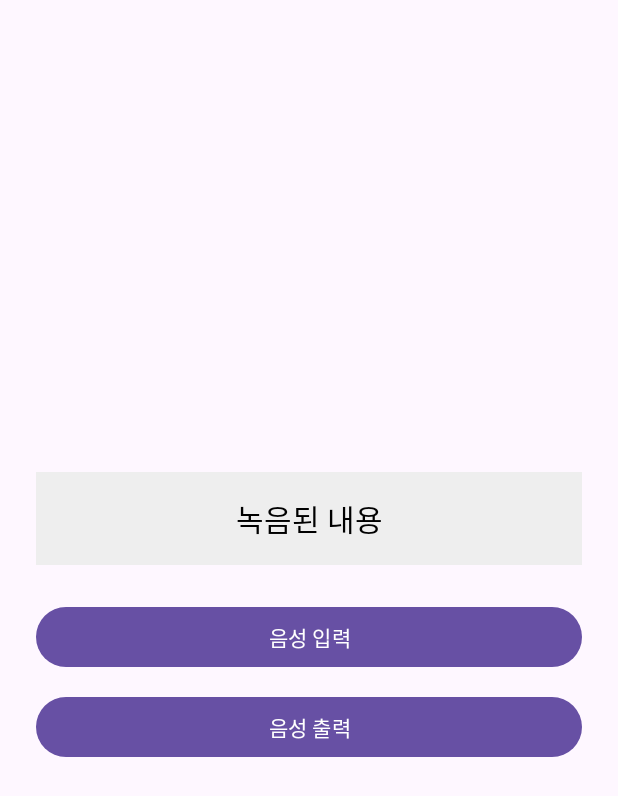
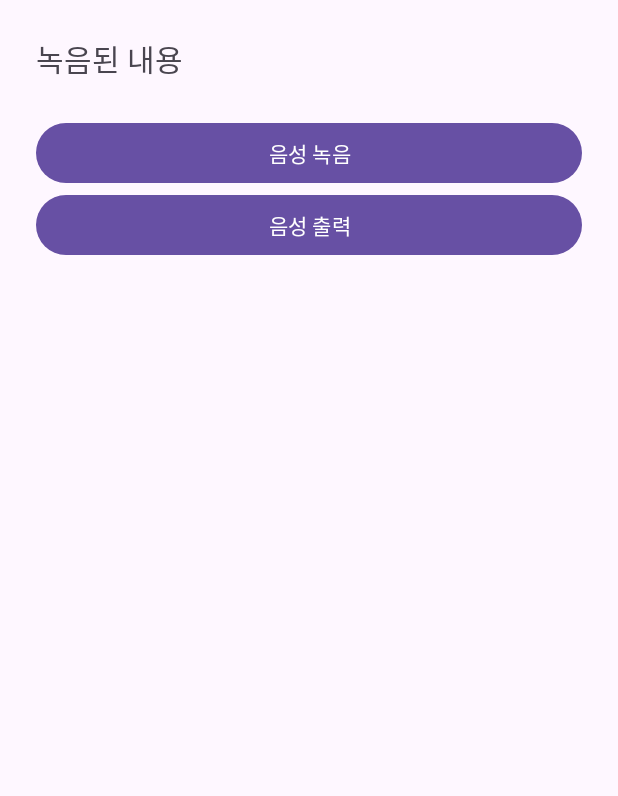
Before and after one commit to LeeJH104/AI-Eyes-Capstone, an Android app: the screen it shows after launch (MainActivity), on a phone screen of 412 x 824 dp. Shown: the top 796 px of the screen. Run offline under Robolectric (Android 15) with nearby library versions, the phone set to English and light mode, and no system bars.

Commit message:
권한 요청 문제(일부 권한 미 승인시 앱을 다시 실행해도 묻지 않음) 수정 + 권한요청, STT, TTS, 진동 기능을 사용한 간단한 앱을 폰으로 테스트 완료

```diff
--- a/app/src/main/java/com/example/aieyes/ui/MainActivity.java
+++ b/app/src/main/java/com/example/aieyes/ui/MainActivity.java
@@ -1,67 +1,136 @@
 package com.example.aieyes.ui;
 
 import android.os.Bundle;
+import android.os.Handler;
 import android.widget.Button;
 import android.widget.TextView;
 import android.widget.Toast;
 
-import androidx.activity.EdgeToEdge;
 import androidx.annotation.NonNull;
 import androidx.appcompat.app.AppCompatActivity;
-import androidx.core.graphics.Insets;
-import androidx.core.view.ViewCompat;
-import androidx.core.view.WindowInsetsCompat;
 
 import com.example.aieyes.R;
+import com.example.aieyes.utils.PermissionHelper;
 import com.example.aieyes.utils.STTManager;
 import com.example.aieyes.utils.TTSManager;
+import com.example.aieyes.utils.VibrationHelper;
+
+/*
+1. 권한 확인 및 요청 (PermissionHelper 활용)
+앱이 실행되면 필요한 권한(마이크, 카메라, 위치, 진동)을 확인하고, 부족한 경우 사용자에게 요청합니다.
+권한이 모두 허용되면 앱의 주요 기능을 초기화합니다.
+사용자가 권한 요청을 거부하고 "다시 묻지 않음"을 선택한 경우, 앱 설정 화면으로 유도합니다.
+
+2. STT (Speech-to-Text, 음성 인식)
+사용자가 STT 버튼을 누르면 음성 인식을 시작합니다.
+사용자가 STT로 입력한 내용을 텍스트(TextView)에 출력합니다.
+음성으로 "긴 진동", "짧은 진동", "종료" 등의 명령어를 말하면 해당 기능을 수행합니다.
+“긴 진동” → 길게 진동, "짧은 진동" → 짧게 진동, “종료” → 앱 종료
+
+3. TTS (Text-to-Speech, 음성 출력)
+TTS 버튼을 누르면 화면에 표시된 텍스트(TextView)를 음성으로 읽어줍니다.
+
+4. 진동 피드백 (VibrationHelper)
+특정 음성 명령("긴 진동", "짧은 진동")에 따라 스마트폰의 진동을 작동시켜 사용자에게 피드백을 줍니다.
+시각장애인 사용자를 위한 촉각 정보 전달 수단으로 활용됩니다.
+
+5. 자원 정리
+액티비티 종료 시 TTS와 STT 관련 자원을 안전하게 해제하여 메모리 누수 방지.
+*/
 
 public class MainActivity extends AppCompatActivity {
 
-    private TextView resultTextView;
-    private Button sttButton, ttsButton;
+    private TextView textView;
     private TTSManager ttsManager;
     private STTManager sttManager;
+
+    // PermissionHelper 인스턴스를 클래스 필드로 저장
+    private PermissionHelper permissionHelper;
 
     @Override
     protected void onCreate(Bundle savedInstanceState) {
         super.onCreate(savedInstanceState);
         setContentView(R.layout.activity_main);
 
-        // View 연결
-        resultTextView = findViewById(R.id.result_text);
-        sttButton = findViewById(R.id.stt_button);
-        ttsButton = findViewById(R.id.tts_button);
+        // PermissionHelper 초기화 및 권한 확인 + 요청 시작
+        permissionHelper = new PermissionHelper(this, new PermissionHelper.OnPermissionResultListener() {
+            @Override
+            public void onPermissionGranted() {
+                // 권한이 모두 승인되었을 때만 앱 주요 기능 초기화
+                initializeAppFeatures();
+            }
+        });
 
-        // TTS, STT 매니저 초기화
+        // 권한 확인 및 요청 실행
+        permissionHelper.checkAndRequestPermissions();
+    }
+
+    /**
+     * 권한이 모두 승인되었을 때 호출되는 앱 초기화 메서드
+     * STT, TTS, 버튼 등 주요 UI 기능 초기화는 여기서 수행
+     */
+    private void initializeAppFeatures() {
+        textView = findViewById(R.id.textView);
+        Button btnSTT = findViewById(R.id.btnSTT);
+        Button btnTTS = findViewById(R.id.btnTTS);
+
+        textView.setText("녹음된 내용");
+
+        // TTS 및 STT 초기화
         ttsManager = new TTSManager(this);
         sttManager = new STTManager(this);
 
-        // STT 결과 리스너 설정
+        // STT 결과 콜백 설정
         sttManager.setOnSTTResultListener(new STTManager.OnSTTResultListener() {
             @Override
             public void onSTTResult(String result) {
-                resultTextView.setText(result);
+                textView.setText(result);
+
+                // 입력된 음성 결과에 따라 진동 테스트
+                if (result.contains("긴 진동")) {
+                    VibrationHelper.vibrateLong(MainActivity.this);
+                } else if (result.contains("짧은 진동")) {
+                    VibrationHelper.vibrateShort(MainActivity.this);
+                } else if (result.contains("종료")) {
+                    ttsManager.speak("앱을 종료합니다");
+                    new Handler().postDelayed(() -> finish(), 1500); // 1.5초 후 종료
+                }
             }
 
             @Override
             public void onSTTError(int errorCode) {
-                resultTextView.setText("인식 실패. 다시 시도해주세요.");
+                Toast.makeText(MainActivity.this, "STT 오류 발생", Toast.LENGTH_SHORT).show();
             }
         });
 
-        // 버튼 클릭 리스너 설정
-        sttButton.setOnClickListener(v -> sttManager.startListening());
-        ttsButton.setOnClickListener(v -> {
-            String text = resultTextView.getText().toString();
-            ttsManager.speak(text);
+        // STT 버튼 클릭 시 음성 인식 시작
+        btnSTT.setOnClickListener(v -> sttManager.startListening());
+
+        // TTS 버튼 클릭 시 현재 텍스트 읽어줌
+        btnTTS.setOnClickListener(v -> {
+            String text = textView.getText().toString();
+            if (!text.isEmpty()) {
+                ttsManager.speak(text);
+            }
         });
     }
 
+    /**
+     * 권한 요청 결과가 돌아왔을 때 PermissionHelper로 전달
+     */
+    @Override
+    public void onRequestPermissionsResult(int requestCode, @NonNull String[] permissions, @NonNull int[] grantResults) {
+        super.onRequestPermissionsResult(requestCode, permissions, grantResults);
+        permissionHelper.onRequestPermissionsResult(requestCode, permissions, grantResults);
+    }
+
+    /**
+     * 앱 종료 전 TTS, STT 해제
+     */
     @Override
     protected void onDestroy() {
         super.onDestroy();
-        ttsManager.shutdown();
-        sttManager.destroy();
+        if (ttsManager != null) ttsManager.shutdown();
+        if (sttManager != null) sttManager.destroy();
     }
 }
--- a/app/src/main/res/layout/activity_main.xml
+++ b/app/src/main/res/layout/activity_main.xml
@@ -1,34 +1,27 @@
 <?xml version="1.0" encoding="utf-8"?>
 <LinearLayout xmlns:android="http://schemas.android.com/apk/res/android"
-    android:layout_width="match_parent"
-    android:layout_height="match_parent"
     android:orientation="vertical"
     android:padding="24dp"
-    android:gravity="center">
+    android:layout_width="match_parent"
+    android:layout_height="match_parent">
 
     <TextView
-        android:id="@+id/result_text"
-        android:layout_width="match_parent"
-        android:layout_height="wrap_content"
+        android:id="@+id/textView"
         android:text="녹음된 내용"
         android:textSize="20sp"
-        android:padding="16dp"
-        android:background="#EEEEEE"
-        android:gravity="center"
-        android:textColor="#000000" />
+        android:layout_marginBottom="24dp"
+        android:layout_width="match_parent"
+        android:layout_height="wrap_content" />
 
     <Button
-        android:id="@+id/stt_button"
+        android:id="@+id/btnSTT"
+        android:text="음성 녹음"
         android:layout_width="match_parent"
-        android:layout_height="wrap_content"
-        android:text="음성 입력"
-        android:layout_marginTop="24dp" />
+        android:layout_height="wrap_content" />
 
     <Button
-        android:id="@+id/tts_button"
+        android:id="@+id/btnTTS"
+        android:text="음성 출력"
         android:layout_width="match_parent"
-        android:layout_height="wrap_content"
-        android:text="음성 출력"
-        android:layout_marginTop="12dp" />
-
+        android:layout_height="wrap_content" />
 </LinearLayout>
```
Also changed, not shown: app/src/main/java/com/example/aieyes/utils/PermissionHelper.java (+87 -64 lines).
